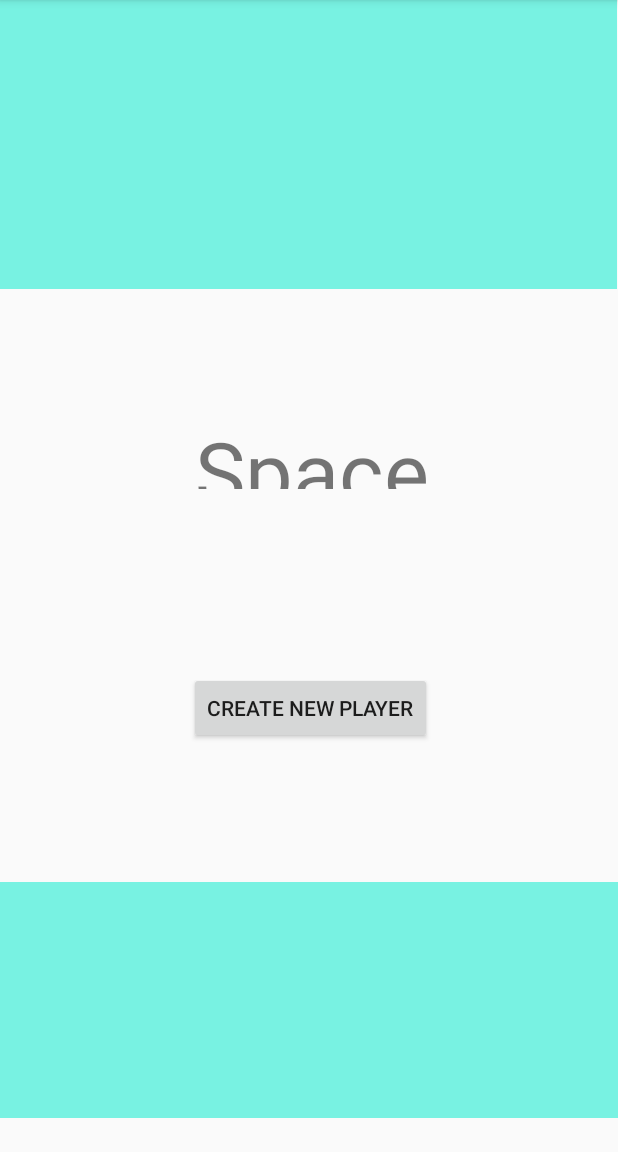
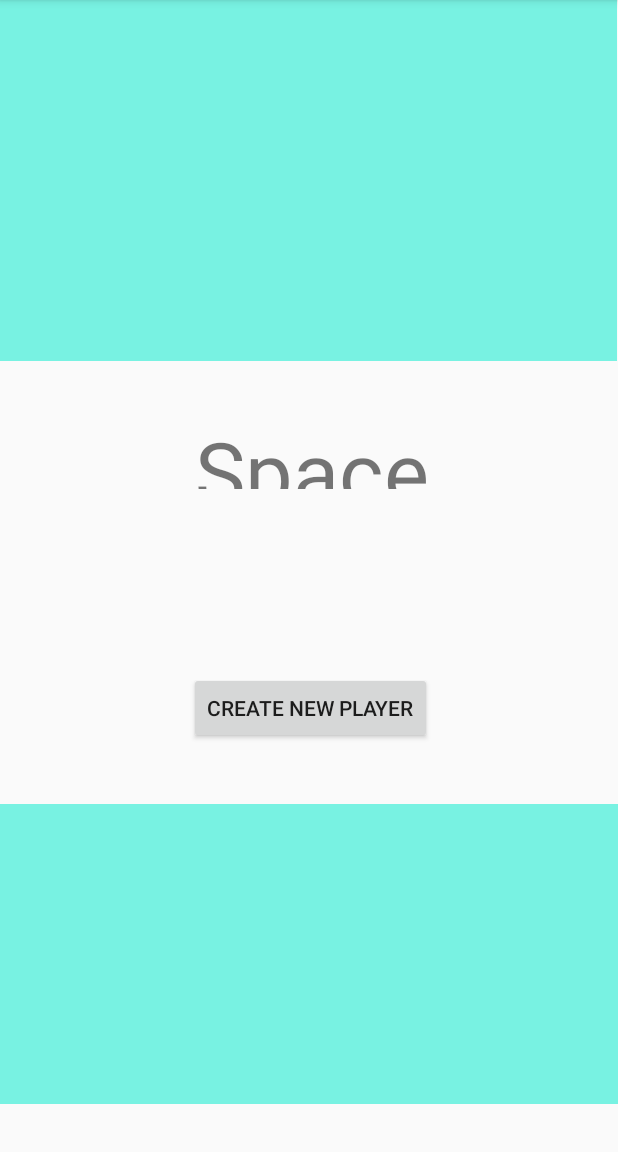
Before and after one commit to sairapoonnen/CS2340SpaceTraderProject, an Android app: the screen it shows after launch (MainActivity), on a phone screen of 412 x 824 dp, the part 84-1236 px from its top. Run offline under Robolectric (Android 15) with nearby library versions, the phone set to English and light mode, and no system bars; Roboto replaces fonts that are not available here.

Commit message:
Edited xml files

```diff
--- a/app/src/main/res/layout/activity_main.xml
+++ b/app/src/main/res/layout/activity_main.xml
@@ -9,8 +9,8 @@
     <ImageView
         android:id="@+id/imageView3"
         android:layout_width="425dp"
-        android:layout_height="157dp"
-        android:layout_marginTop="588dp"
+        android:layout_height="200dp"
+        android:layout_marginTop="536dp"
         app:layout_constraintEnd_toEndOf="parent"
         app:layout_constraintTop_toTopOf="parent"
         app:srcCompat="@color/colorAccent" />
@@ -50,11 +50,11 @@
     <ImageView
         android:id="@+id/imageView2"
         android:layout_width="411dp"
-        android:layout_height="229dp"
-        android:layout_marginBottom="576dp"
+        android:layout_height="257dp"
+        android:layout_marginBottom="528dp"
         app:layout_constraintBottom_toBottomOf="parent"
         app:srcCompat="@color/colorAccent"
         tools:ignore="MissingConstraints"
-        tools:layout_editor_absoluteX="0dp" />
+        tools:layout_editor_absoluteX="1dp" />
 
 </android.support.constraint.ConstraintLayout>
```
